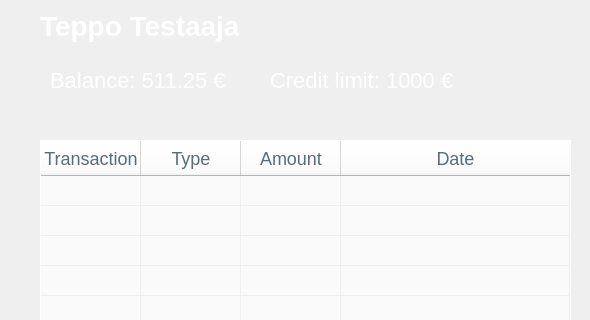
Qt form frontend/balance.ui (22kmo-project/group_14) before a commit; both pictures show x 0 to 590 and y 100 to 420 of the 800 by 600 pixel window.
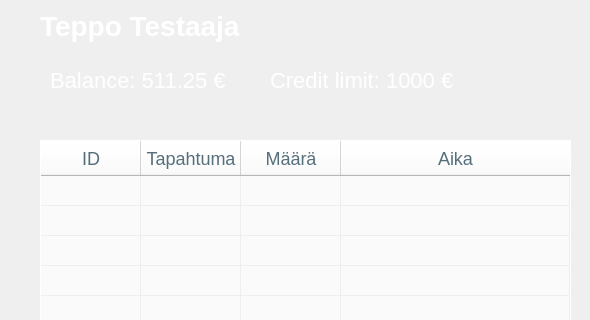
The same form after that commit. Icons and pictures are not drawn.

```diff
--- a/frontend/balance.ui
+++ b/frontend/balance.ui
@@ -117,22 +117,22 @@
    </row>
    <column>
     <property name="text">
-     <string>Transaction</string>
+     <string>ID</string>
     </property>
    </column>
    <column>
     <property name="text">
-     <string>Type</string>
+     <string>Tapahtuma</string>
     </property>
    </column>
    <column>
     <property name="text">
-     <string>Amount</string>
+     <string>Määrä</string>
     </property>
    </column>
    <column>
     <property name="text">
-     <string>Date</string>
+     <string>Aika</string>
     </property>
    </column>
   </widget>
```
Left out of the diff: 2 changed lines with no effect on the pictures.
